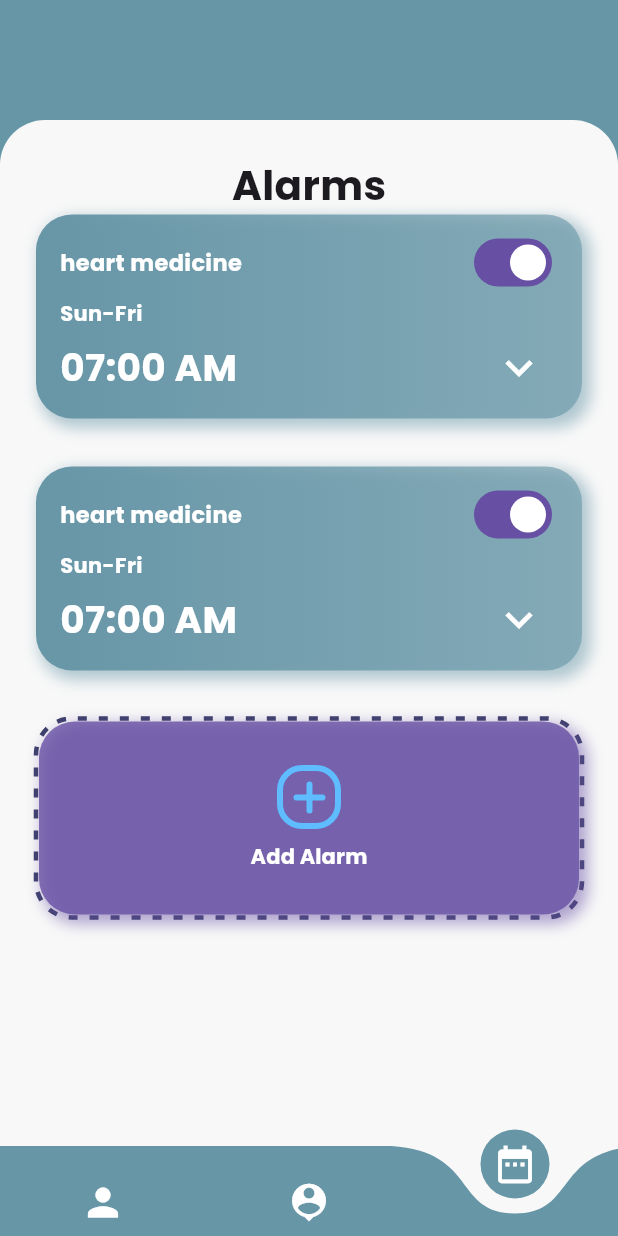
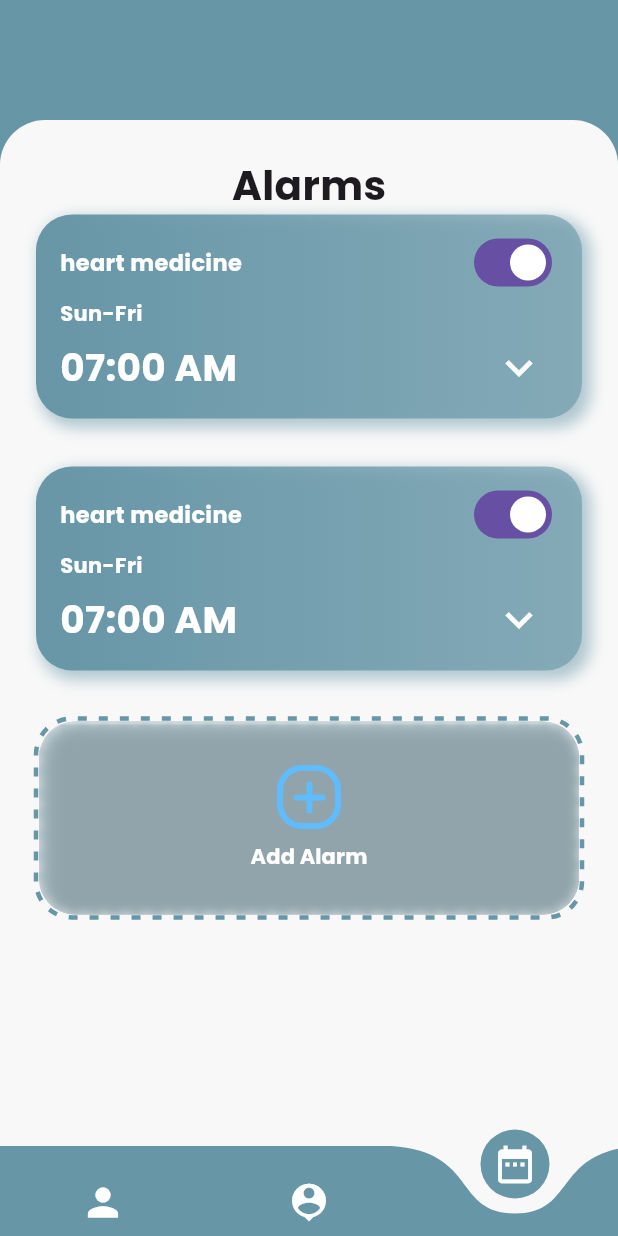
Before and after one commit to khaledtarek12/health_care_graduation, a Flutter app: the PatientView screen opened by its route, item 3 of the bottom bar chosen, on a phone screen of 412 x 824 dp. Run offline on Flutter 3.47's test engine with Material 3 defaults, Android fonts, the phone set to English and light mode, and no system bars; drawn by our look-alikes of curved_navigation_bar, dotted_border; our stand-ins replace bloc, cloud_firestore, firebase_auth, firebase_core, flutter_bloc, flutter_local_notifications and 8 more; accounts and stored records are empty.

Commit message:
change color of alarm

```diff
--- a/lib/patient_pages/views/widget/add_alarm_button.dart
+++ b/lib/patient_pages/views/widget/add_alarm_button.dart
@@ -1,5 +1,8 @@
+import 'dart:ui';
+
 import 'package:dotted_border/dotted_border.dart';
 import 'package:flutter/material.dart';
+import 'package:health_care/const.dart';
 import 'package:health_care/core/utils/styles.dart';
 import 'package:health_care/patient_pages/data/services/local_notification.service.dart';
 
@@ -12,24 +15,48 @@ class AddAlramButton extends StatelessWidget {
   Widget build(BuildContext context) {
     return DottedBorder(
       strokeWidth: 3,
-      color: const Color(0xff3C3F69),
+      color: kPrimaryColor,
       borderType: BorderType.RRect,
       radius: const Radius.circular(24),
       dashPattern: const [6, 8],
+      child: ClipRRect(
+        borderRadius: BorderRadius.circular(24),
         child: Container(
           width: double.infinity,
           decoration: BoxDecoration(
               borderRadius: BorderRadius.circular(24),
-            color: const Color(0xff6750A4).withOpacity(.8),
+              color: kPrimaryColor.withOpacity(.4),
               boxShadow: [
                 BoxShadow(
-                  color: const Color(0xff6750A4).withOpacity(.5),
+                    color: Colors.transparent.withOpacity(.3),
                     blurRadius: 8,
                     spreadRadius: 2,
                     offset: const Offset(4, 4))
               ]),
+          child: Stack(children: [
+            BackdropFilter(
+              filter: ImageFilter.blur(
+                sigmaX: 4.0,
+                sigmaY: 4.0,
+              ),
+              child: Container(),
+            ),
+            Container(
+              decoration: BoxDecoration(
+                  borderRadius: BorderRadius.circular(24),
+                  border: Border.all(color: Colors.white.withOpacity(0.13)),
+                  gradient: LinearGradient(
+                      begin: Alignment.topLeft,
+                      end: Alignment.bottomRight,
+                      colors: [
+                        Colors.white.withOpacity(0.15),
+                        Colors.white.withOpacity(0.05),
+                      ])),
+            ),
+            Center(
               child: MaterialButton(
-          padding: const EdgeInsets.symmetric(horizontal: 32, vertical: 29),
+                padding:
+                    const EdgeInsets.symmetric(horizontal: 32, vertical: 29),
                 onPressed: () {
                   LocalNotificationServices.showBasicNotification();
                 },
@@ -45,6 +72,9 @@ class AddAlramButton extends StatelessWidget {
                 ),
               ),
             ),
+          ]),
+        ),
+      ),
     );
   }
 }
--- a/lib/patient_pages/views/widget/custom_alarm_vew.dart
+++ b/lib/patient_pages/views/widget/custom_alarm_vew.dart
@@ -1,19 +1,50 @@
 import 'package:flutter/material.dart';
+import 'package:health_care/const.dart';
 import 'package:health_care/core/utils/styles.dart';
 
-class CustomAlarmVIiew extends StatelessWidget {
+class CustomAlarmVIiew extends StatefulWidget {
   const CustomAlarmVIiew({
     super.key,
   });
 
   @override
+  State<CustomAlarmVIiew> createState() => _CustomAlarmVIiewState();
+}
+
+class _CustomAlarmVIiewState extends State<CustomAlarmVIiew> {
+  bool isActive = true;
+
+  @override
   Widget build(BuildContext context) {
-    return Column(
+    return Container(
+      margin: const EdgeInsets.only(bottom: 32),
+      padding: const EdgeInsets.symmetric(horizontal: 16, vertical: 8),
+      decoration: BoxDecoration(
+          gradient: isActive
+              ? LinearGradient(
+                  colors: [kPrimaryColor, kPrimaryColor.withOpacity(.6)])
+              : LinearGradient(
+                  colors: [Colors.grey.shade700, Colors.grey.shade900]),
+          borderRadius: BorderRadius.circular(24),
+          boxShadow: [
+            BoxShadow(
+                color: kPrimaryColor.withOpacity(.5),
+                blurRadius: 8,
+                spreadRadius: 2,
+                offset: const Offset(4, 4))
+          ]),
+      child: Column(
         crossAxisAlignment: CrossAxisAlignment.start,
         children: [
           Row(mainAxisAlignment: MainAxisAlignment.spaceBetween, children: [
             const Text('heart medicine', style: style15),
-          Switch(value: true, onChanged: (value) {}),
+            Switch(
+                value: isActive,
+                onChanged: (value) {
+                  setState(() {
+                    isActive = value;
+                  });
+                }),
           ]),
           Text(
             'Sun-Fri',
@@ -30,6 +61,7 @@ class CustomAlarmVIiew extends StatelessWidget {
             ],
           ),
         ],
+      ),
     );
   }
 }
--- a/lib/patient_pages/views/widget/date_picker.dart
+++ b/lib/patient_pages/views/widget/date_picker.dart
@@ -1,5 +1,4 @@
 import 'package:flutter/material.dart';
-import 'package:health_care/const.dart';
 import 'package:health_care/core/utils/styles.dart';
 import 'package:health_care/core/widgets/custom_container.dart';
 import 'package:health_care/patient_pages/data/services/data.service.dart';
@@ -18,28 +17,7 @@ class DatePickerPgae extends StatelessWidget {
           Expanded(
             child: ListView(
               children: alarms.map<Widget>((alarm) {
-                return Container(
-                  margin: const EdgeInsets.only(bottom: 32),
-                  padding:
-                      const EdgeInsets.symmetric(horizontal: 16, vertical: 8),
-                  decoration: BoxDecoration(
-                      gradient: LinearGradient(
-                          colors: [
-                            kPrimaryColor,
-                            kPrimaryColor.withOpacity(.6)
-                          ],
-                          begin: Alignment.centerLeft,
-                          end: Alignment.centerRight),
-                      borderRadius: BorderRadius.circular(24),
-                      boxShadow: [
-                        BoxShadow(
-                            color: kPrimaryColor.withOpacity(.5),
-                            blurRadius: 8,
-                            spreadRadius: 2,
-                            offset: const Offset(4, 4))
-                      ]),
-                  child: const CustomAlarmVIiew(),
-                );
+                return const CustomAlarmVIiew();
               }).followedBy([const AddAlramButton()]).toList(),
             ),
           )
```
Lines whose indentation alone changed are shown as unchanged.
